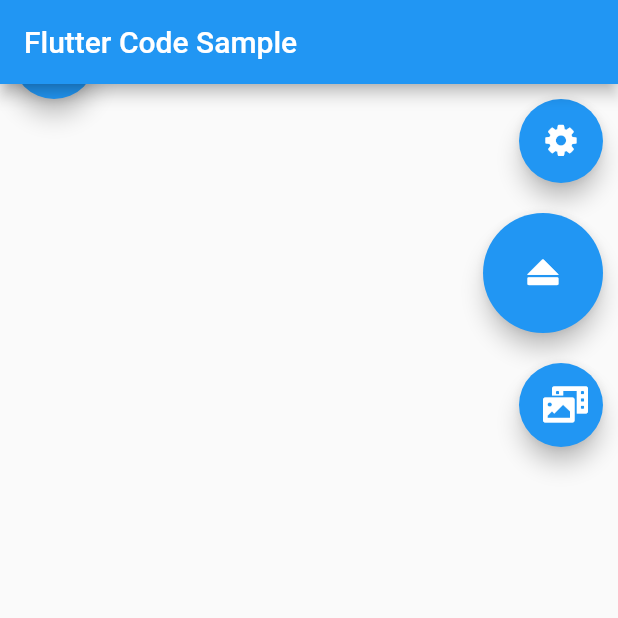
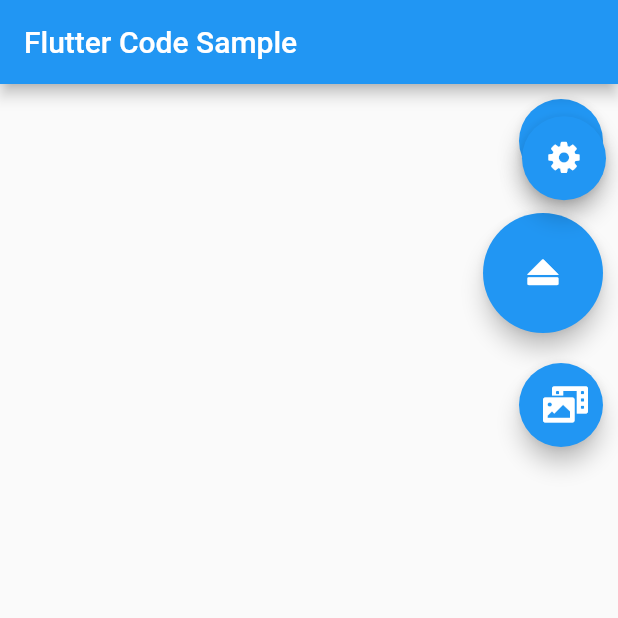
Before and after one commit to BigDeeEss/dashcam, a Flutter app: the screen it shows after launch, on a phone screen of 412 x 824 dp, the top half of it. Run offline on Flutter 3.47's test engine with Material 2 defaults, Android fonts, the phone set to English and light mode, and no system bars.

Commit message:
Move FAB so that it also starts in the top right hand corner.

```diff
--- a/lib/home.dart
+++ b/lib/home.dart
@@ -23,7 +23,7 @@ class Home extends StatelessWidget {
         body: Stack(
           children: [
             Align(
-              alignment: Alignment.bottomRight,
+              alignment: Alignment.topRight,
               child: Column(
                 crossAxisAlignment: CrossAxisAlignment.end,
                 children: <Widget>[
@@ -68,7 +68,10 @@ class Home extends StatelessWidget {
             //     onPressed: () {},
             //   ),
             // ),
-            SlideTransitionFAB(),
+            Align(
+              alignment: Alignment.topRight,
+              child: SlideTransitionFAB(),
+            ),
           ],
         ),
       ),
@@ -109,7 +112,7 @@ class _SlideTransitionFABState extends State<SlideTransitionFAB>
     vsync: this,
   )..repeat(reverse: true);
   late final Animation<Offset> _offsetAnimation = Tween<Offset>(
-    begin: Offset(0.0,-1.0),
+    begin: Offset(0.0,0.0),
     end: const Offset(0.0,3.0),
   ).animate(CurvedAnimation(
     parent: _controller,
```
